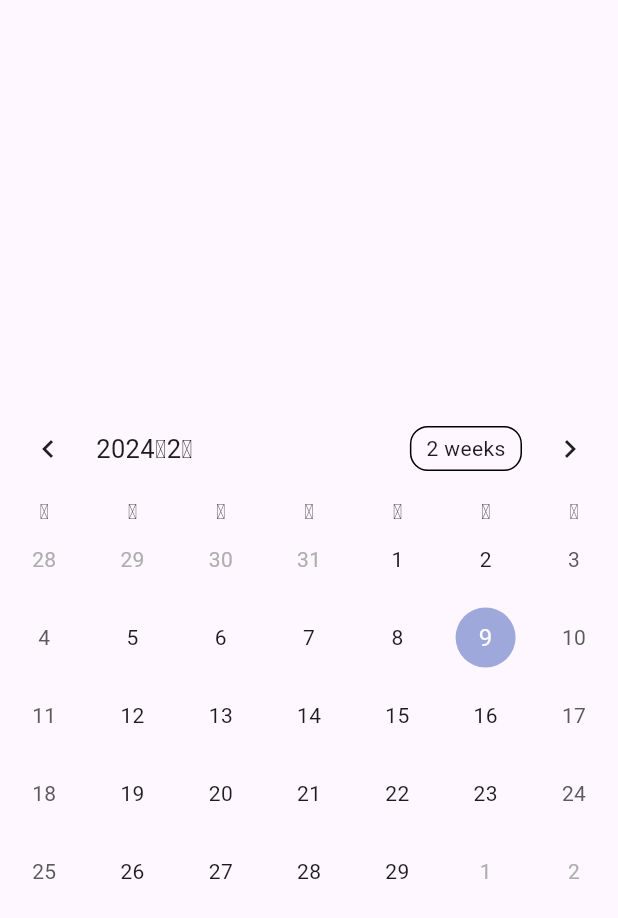
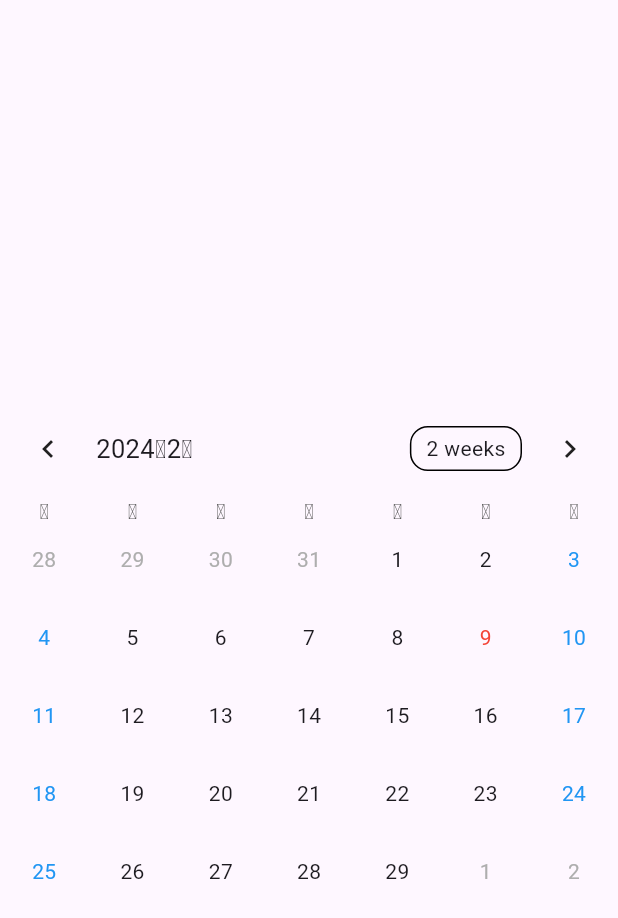
Before and after one commit to c22349/joint_cost, a Flutter app: the screen it shows after launch, on a phone screen of 412 x 824 dp. Shown: the top 918 px of the screen. Run offline on Flutter 3.47's test engine with Material 3 defaults, Android fonts, the phone set to English and light mode, and no system bars; drawn by our look-alikes of table_calendar.

Commit message:
Color added on Saturday Sunday

```diff
--- a/lib/main.dart
+++ b/lib/main.dart
@@ -4,7 +4,7 @@ import 'package:intl/date_symbol_data_local.dart';
 
 DateTime _focusedDay = DateTime.now();
 void main() {
-  initializeDateFormatting('ja').then((_) => runApp(MyApp()));
+  initializeDateFormatting('ja').then((_) => runApp(const MyApp()));
 }
 
 class MyApp extends StatelessWidget {
@@ -30,16 +30,15 @@ class MyHomePage extends StatefulWidget {
 }
 
 class _MyHomePageState extends State<MyHomePage> {
-  int _counter = 0;
   DateTime? _selectedDay;
 
   @override
   Widget build(BuildContext context) {
     return Scaffold(
-        body: Padding(
-      padding: EdgeInsets.only(top: 50),
-      child: Center(
-        child: TableCalendar(
+      body: Padding(
+        padding: const EdgeInsets.only(top: 50),
+        child: Center(
+          child: TableCalendar(
             firstDay: DateTime.utc(2024, 1, 1),
             lastDay: DateTime.utc(2028, 12, 31),
             focusedDay: _focusedDay,
@@ -54,15 +53,53 @@ class _MyHomePageState extends State<MyHomePage> {
               });
             },
             calendarBuilders: CalendarBuilders(
-              selectedBuilder: (context, date, events) => Container(
+              selectedBuilder: (context, date, events) {
+                final isSelectedDay = isSameDay(date, _selectedDay);
+                return Container(
                   margin: const EdgeInsets.all(4.0),
                   alignment: Alignment.center,
+                  decoration: isSelectedDay
+                      ? BoxDecoration(
+                          shape: BoxShape.circle,
+                          color: Color.fromARGB(255, 245, 54, 44),
+                        )
+                      : null,
                   child: Text(
                     date.day.toString(),
-                    style: TextStyle(color: Colors.red),
-                  )),
-            )),
+                    style: TextStyle(
+                      color: isSelectedDay ? Colors.white : Colors.black,
+                    ),
+                  ),
+                );
+              },
+              todayBuilder: (context, date, _) {
+                return Center(
+                  child: Text(
+                    date.day.toString(),
+                    style: TextStyle(
+                      color: Colors.red, // 当日の日付を赤文字にする
+                    ),
+                  ),
+                );
+              },
+              defaultBuilder: (context, date, events) {
+                final weekday = date.weekday;
+                if (weekday == DateTime.saturday ||
+                    weekday == DateTime.sunday) {
+                  return Center(
+                    child: Text(
+                      date.day.toString(),
+                      style: TextStyle(color: Colors.blue),
+                    ),
+                  );
+                }
+                // 他の日はデフォルトのスタイルを使用
+                return null;
+              },
+            ),
+          ),
+        ),
       ),
-    ));
+    );
   }
 }
```
Also changed, not shown: 1 other file.
